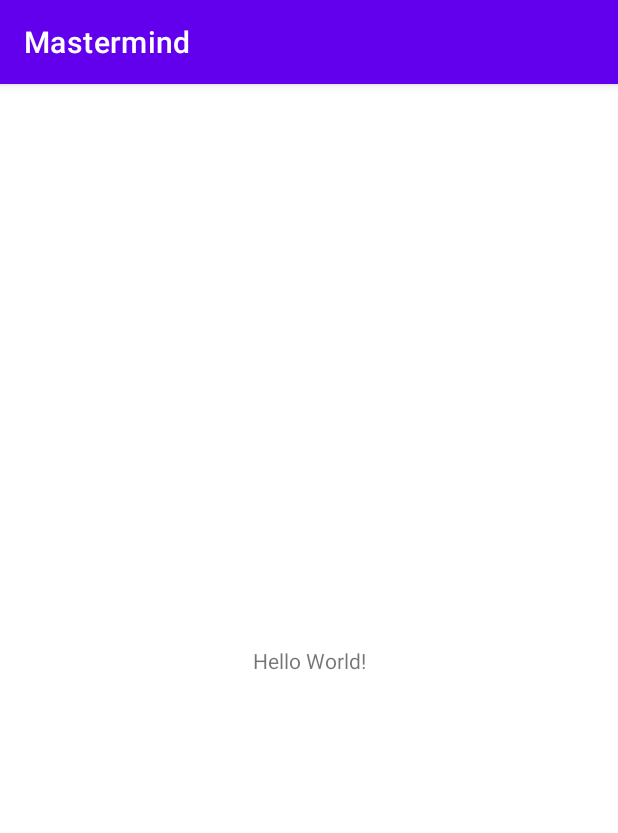
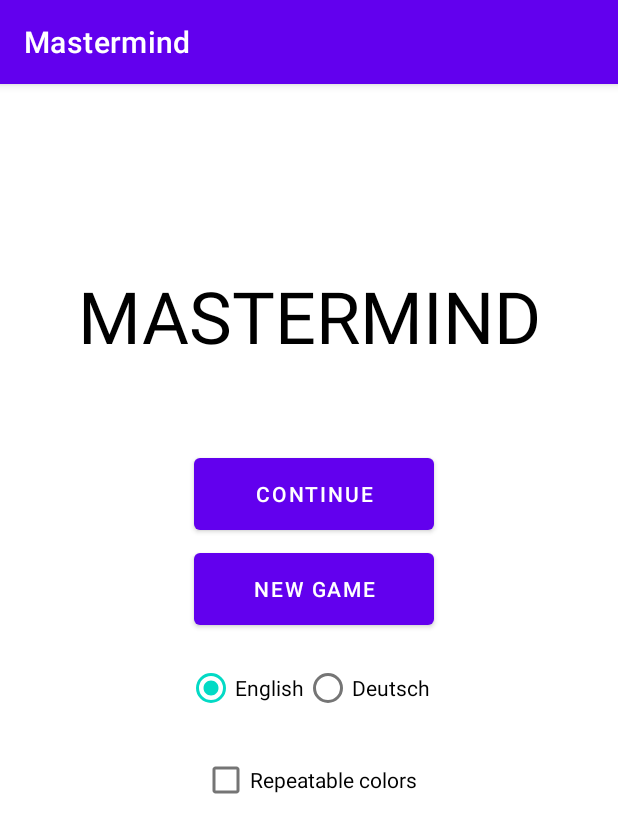
Before and after one commit to CHLinusch/MGE_Mastermind, an Android app: the screen it shows after launch (MainActivity), on a phone screen of 412 x 824 dp. Shown: the top 833 px of the screen. Run offline under Robolectric (Android 15) with nearby library versions, the phone set to English and light mode, and no system bars.

Commit message:
Mainscreen
Added Mainscreen, Adjusted Readme, added Strings

```diff
--- a/app/src/main/AndroidManifest.xml
+++ b/app/src/main/AndroidManifest.xml
@@ -13,7 +13,7 @@
         android:theme="@style/Theme.Mastermind"
         tools:targetApi="31">
         <activity
-            android:name=".MainActivity"
+            android:name="mastermind.activities.MainActivity"
             android:exported="true">
             <intent-filter>
                 <action android:name="android.intent.action.MAIN" />
--- a/app/src/main/res/layout/activity_main.xml
+++ b/app/src/main/res/layout/activity_main.xml
@@ -7,12 +7,80 @@
     tools:context=".MainActivity">
 
     <TextView
-        android:layout_width="wrap_content"
-        android:layout_height="wrap_content"
-        android:text="Hello World!"
-        app:layout_constraintBottom_toBottomOf="parent"
+        android:id="@+id/textView"
+        android:layout_width="366dp"
+        android:layout_height="65dp"
+        android:layout_marginStart="13dp"
+        android:layout_marginTop="122dp"
+        android:layout_marginEnd="13dp"
+        android:text="MASTERMIND"
+        android:textAlignment="center"
+        android:textAppearance="@style/GameTitle"
+        android:textSize="48sp"
         app:layout_constraintEnd_toEndOf="parent"
         app:layout_constraintStart_toStartOf="parent"
         app:layout_constraintTop_toTopOf="parent" />
 
+    <CheckBox
+        android:id="@+id/main_repeatable"
+        android:layout_width="wrap_content"
+        android:layout_height="wrap_content"
+        android:layout_marginStart="133dp"
+        android:layout_marginTop="13dp"
+        android:layout_marginEnd="133dp"
+        android:text="@string/main_repeat_colors"
+        app:layout_constraintEnd_toEndOf="parent"
+        app:layout_constraintStart_toStartOf="parent"
+        app:layout_constraintTop_toBottomOf="@+id/main_language" />
+
+    <Button
+        android:id="@+id/main_continue"
+        android:layout_width="160dp"
+        android:layout_height="60dp"
+        android:layout_marginTop="56dp"
+        android:text="@string/main_continue"
+        app:layout_constraintEnd_toEndOf="parent"
+        app:layout_constraintHorizontal_bias="0.513"
+        app:layout_constraintStart_toStartOf="parent"
+        app:layout_constraintTop_toBottomOf="@+id/textView" />
+
+    <Button
+        android:id="@+id/main_new"
+        android:layout_width="160dp"
+        android:layout_height="60dp"
+        android:layout_marginStart="162dp"
+        android:layout_marginTop="3dp"
+        android:layout_marginEnd="155dp"
+        android:text="@string/main_new_game"
+        app:layout_constraintEnd_toEndOf="parent"
+        app:layout_constraintStart_toStartOf="parent"
+        app:layout_constraintTop_toBottomOf="@+id/main_continue" />
+
+    <RadioGroup
+        android:id="@+id/main_language"
+        android:layout_width="wrap_content"
+        android:layout_height="wrap_content"
+        android:layout_marginStart="125dp"
+        android:layout_marginTop="12dp"
+        android:layout_marginEnd="126dp"
+        android:checkedButton="@id/main_english"
+        android:orientation="horizontal"
+        app:layout_constraintEnd_toEndOf="parent"
+        app:layout_constraintStart_toStartOf="parent"
+        app:layout_constraintTop_toBottomOf="@+id/main_new">
+
+        <RadioButton
+            android:id="@+id/main_english"
+            android:layout_width="wrap_content"
+            android:layout_height="wrap_content"
+            android:text="@string/main_language_en" />
+
+        <RadioButton
+            android:id="@+id/main_de"
+            android:layout_width="wrap_content"
+            android:layout_height="wrap_content"
+            android:text="@string/main_language_de" />
+
+    </RadioGroup>
+
 </androidx.constraintlayout.widget.ConstraintLayout>
--- a/app/src/main/res/values/strings.xml
+++ b/app/src/main/res/values/strings.xml
@@ -1,3 +1,10 @@
 <resources>
     <string name="app_name">Mastermind</string>
+    <string name="main_continue">Continue</string>
+    <string name="main_new_game">New game</string>
+    <string name="main_repeat_colors">Repeatable colors</string>
+    <string name="main_language">Language</string>
+    <string name="main_language_en">English</string>
+    <string name="main_language_de">Deutsch</string>
+
 </resources>
--- /dev/null
+++ b/app/src/main/res/values/styles.xml
@@ -0,0 +1,6 @@
+<?xml version="1.0" encoding="utf-8"?>
+<resources>
+    <style name="GameTitle">
+        <item name="android:textAppearance">@style/TextAppearance.MaterialComponents.Headline1</item>
+    </style>
+</resources>
```
Also changed, not shown: app/src/main/java/com/example/mastermind/MainActivity.java (deleted, +0 -14 lines), app/src/main/java/mastermind/MainMenu.java (deleted, +0 -13 lines), app/src/main/java/mastermind/MastermindApplication.java (added, +14 -0 lines), app/src/main/java/mastermind/activities/MainActivity.java (added, +25 -0 lines), 4 other files.
